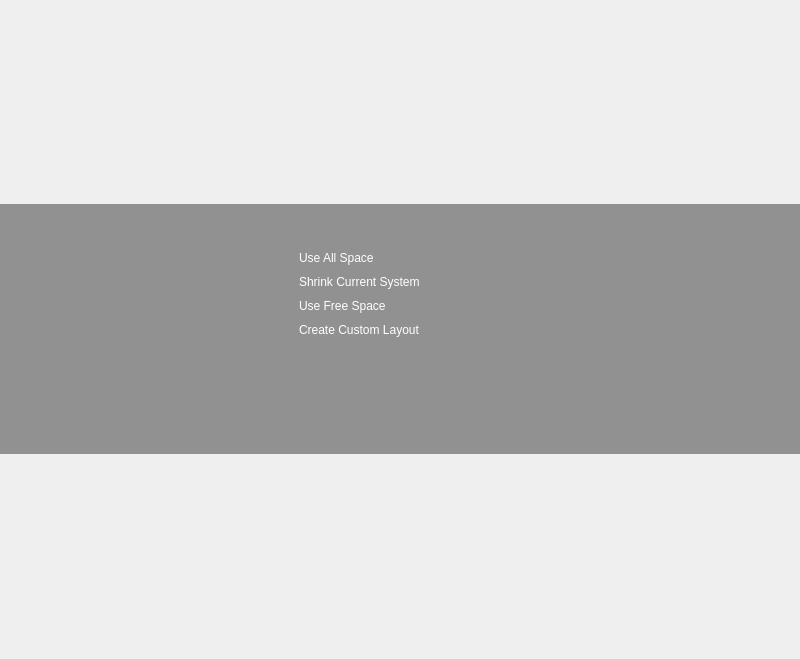
This is yali/gui/Ui/autopartwidget.ui in dadas45li/yali as Qt 5 draws it before an edit. The edited form follows.
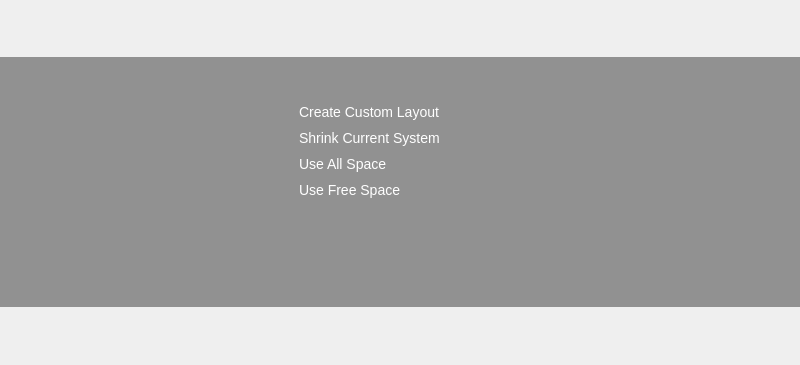
This is the edited form. Icons and pictures are not drawn.

The edit to the form file:
```diff
--- a/yali/gui/Ui/autopartwidget.ui
+++ b/yali/gui/Ui/autopartwidget.ui
@@ -7,7 +7,7 @@
     <x>0</x>
     <y>0</y>
     <width>800</width>
-    <height>659</height>
+    <height>365</height>
    </rect>
   </property>
   <property name="windowTitle">
@@ -159,7 +159,9 @@
            <string notr="true">#autopartType{
 background-color: rgba(255, 255, 255, 0);
 color: white;
-border:0px
+border:0px;
+font-size: 14px;
+text-decoration: normal;
 }</string>
           </property>
           <property name="frameShape">
@@ -218,7 +220,7 @@
           </property>
           <item>
            <property name="text">
-            <string notr="true">Use All Space</string>
+            <string notr="true">Create Custom Layout</string>
            </property>
            <property name="icon">
             <iconset>
@@ -234,6 +236,15 @@
              <normaloff>:/gui/pics/partscheme-shrink.png</normaloff>:/gui/pics/partscheme-shrink.png</iconset>
            </property>
           </item>
+          <item>
+           <property name="text">
+            <string notr="true">Use All Space</string>
+           </property>
+           <property name="icon">
+            <iconset>
+             <normaloff>:/gui/pics/partscheme-all.png</normaloff>:/gui/pics/partscheme-all.png</iconset>
+           </property>
+          </item>
           <item>
            <property name="text">
             <string notr="true">Use Free Space</string>
@@ -243,15 +254,6 @@
              <normaloff>:/gui/pics/partscheme-freespace.png</normaloff>:/gui/pics/partscheme-freespace.png</iconset>
            </property>
           </item>
-          <item>
-           <property name="text">
-            <string notr="true">Create Custom Layout</string>
-           </property>
-           <property name="icon">
-            <iconset>
-             <normaloff>:/gui/pics/partscheme-all.png</normaloff>:/gui/pics/partscheme-all.png</iconset>
-           </property>
-          </item>
          </widget>
         </item>
        </layout>
```
